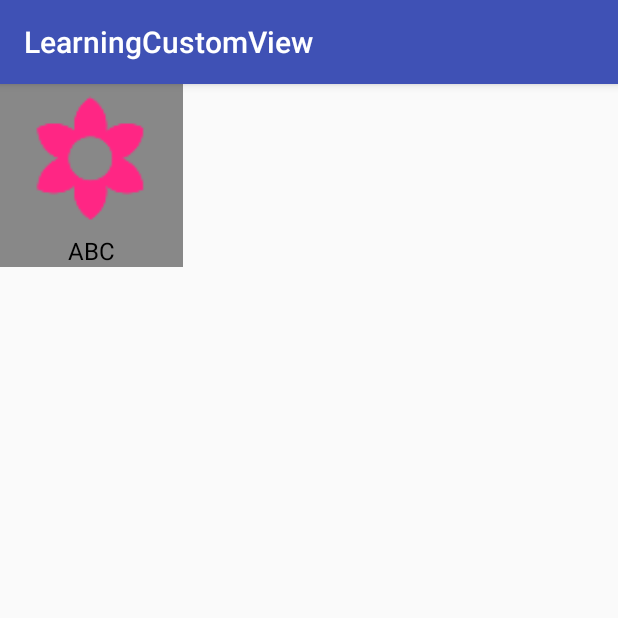
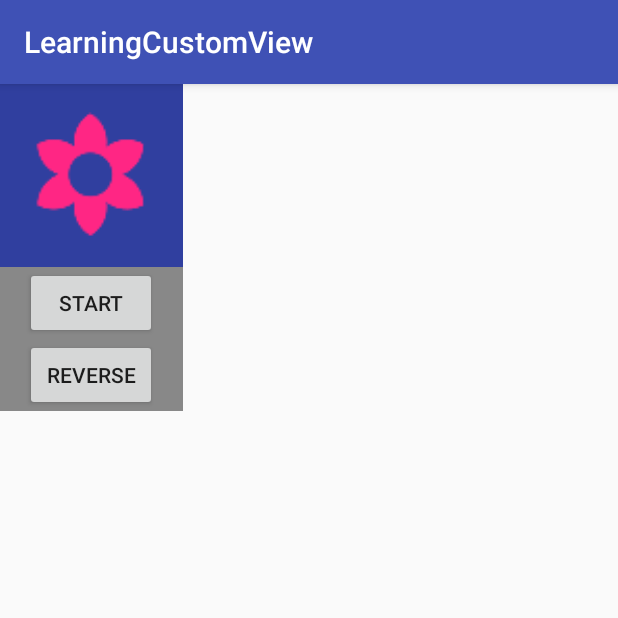
Before and after one commit to gaoyuyu/LearningCustomView, an Android app: the ColorfulBarActivity screen opened directly, with no data from a screen before it, on a phone screen of 412 x 824 dp, the top half of it. Run offline under Robolectric (Android 15) with nearby library versions, the phone set to English and light mode, and no system bars.

Commit message:
记录状态，增加点击事件。

```diff
--- a/app/src/main/java/com/gaoyy/learningcustomview/ui/ColorfulBarActivity.java
+++ b/app/src/main/java/com/gaoyy/learningcustomview/ui/ColorfulBarActivity.java
@@ -4,6 +4,7 @@ import android.os.Bundle;
 import android.support.v7.app.AppCompatActivity;
 
 import com.gaoyy.learningcustomview.R;
+import com.gaoyy.learningcustomview.view.AnimItemV;
 
 public class ColorfulBarActivity extends AppCompatActivity
 {
@@ -27,14 +28,16 @@ public class ColorfulBarActivity extends AppCompatActivity
     {
         super.onCreate(savedInstanceState);
         setContentView(R.layout.activity_colorful_bar01);
-//        final AnimItem animItem = (AnimItem) findViewById(R.id.item);
+        final AnimItemV animItem = (AnimItemV) findViewById(R.id.item);
 //        Button start = (Button)findViewById(R.id.start);
 //        start.setOnClickListener(new View.OnClickListener()
 //        {
 //            @Override
 //            public void onClick(View view)
 //            {
+//
 //                animItem.startAnim();
+//                Log.i("Test","start-->"+(int)animItem.getTag());
 //            }
 //        });
 //        Button reverse = (Button)findViewById(R.id.reverse);
@@ -44,6 +47,7 @@ public class ColorfulBarActivity extends AppCompatActivity
 //            public void onClick(View view)
 //            {
 //                animItem.reverseAnim();
+//                Log.i("Test","reverse-->"+(int)animItem.getTag());
 //            }
 //        });
 
--- a/app/src/main/java/com/gaoyy/learningcustomview/view/AnimItemV.java
+++ b/app/src/main/java/com/gaoyy/learningcustomview/view/AnimItemV.java
@@ -17,10 +17,16 @@ import android.widget.TextView;
  * Created by gaoyy on 2017/2/21.
  */
 
-public class AnimItemV extends ViewGroup
+public class AnimItemV extends ViewGroup implements View.OnClickListener
 {
+
+
+
     private ImageView icon;
     private TextView text;
+
+    //1-icon,2-icon+text
+    private int status=1;
 
     private static final String TAG = AnimItemV.class.getSimpleName();
 
@@ -37,19 +43,23 @@ public class AnimItemV extends ViewGroup
     public AnimItemV(Context context, AttributeSet attrs, int defStyleAttr)
     {
         super(context, attrs, defStyleAttr);
+        setOnClickListener(this);
     }
 
     @TargetApi(Build.VERSION_CODES.LOLLIPOP)
     public AnimItemV(Context context, AttributeSet attrs, int defStyleAttr, int defStyleRes)
     {
         super(context, attrs, defStyleAttr, defStyleRes);
+        setOnClickListener(this);
     }
 
     @Override
     protected void onMeasure(int widthMeasureSpec, int heightMeasureSpec)
     {
+        setTag(1);
         int childCount = getChildCount();
         Log.i(TAG, "childCount-->" + childCount);
+        Log.e(TAG, "setTag(1);-->" + (int)getTag());
 
         int widthMode = MeasureSpec.getMode(widthMeasureSpec);
         int sizeWidth = MeasureSpec.getSize(widthMeasureSpec);
@@ -167,8 +177,6 @@ public class AnimItemV extends ViewGroup
 //            text.layout(lc1,tc1-tc,rc1,bc1-tc);
             text.layout(lc1,tc1,rc1,bc1);
 
-        startAnim();
-        reverseAnim();
 
 
 //        }
@@ -183,17 +191,19 @@ public class AnimItemV extends ViewGroup
 
         Log.e(TAG,"startAnim tc-->"+tc);
         //icon Y轴向上移动tc
-        ObjectAnimator iconYAnim = ObjectAnimator.ofFloat(icon,"TranslationY",-tc).setDuration(1000);
+        ObjectAnimator iconYAnim = ObjectAnimator.ofFloat(icon,"TranslationY",-tc).setDuration(500);
 
         //text透明度从0变到1
-        ObjectAnimator textAlphaAnim = ObjectAnimator.ofFloat(text,"Alpha",text.getAlpha(),1.0f).setDuration(1000);
+        ObjectAnimator textAlphaAnim = ObjectAnimator.ofFloat(text,"Alpha",text.getAlpha(),1.0f).setDuration(500);
         //text Y轴向上移动tc
-        ObjectAnimator textYAnim = ObjectAnimator.ofFloat(text,"TranslationY",-tc).setDuration(1000);
+        ObjectAnimator textYAnim = ObjectAnimator.ofFloat(text,"TranslationY",-tc).setDuration(500);
 
 
         AnimatorSet animatorSet = new AnimatorSet();
         animatorSet.playTogether(iconYAnim,textAlphaAnim,textYAnim);
         animatorSet.start();
+
+        setTag(2);
 
 
     }
@@ -211,20 +221,20 @@ public class AnimItemV extends ViewGroup
          *注意这里是0，因为是-tc+tc，所以是0
          */
         //icon Y轴向下移动0
-        ObjectAnimator iconYAnim = ObjectAnimator.ofFloat(icon,"TranslationY",0).setDuration(1000);
+        ObjectAnimator iconYAnim = ObjectAnimator.ofFloat(icon,"TranslationY",0).setDuration(500);
 
         //text透明度从1变到0
-        ObjectAnimator textAlphaAnim = ObjectAnimator.ofFloat(text,"Alpha",text.getAlpha(),0.0f).setDuration(1000);
+        ObjectAnimator textAlphaAnim = ObjectAnimator.ofFloat(text,"Alpha",text.getAlpha(),0.0f).setDuration(500);
         //text Y轴向下移动0
-        ObjectAnimator textYAnim = ObjectAnimator.ofFloat(text,"TranslationY",0).setDuration(1000);
+        ObjectAnimator textYAnim = ObjectAnimator.ofFloat(text,"TranslationY",0).setDuration(500);
 
 
         AnimatorSet animatorSet = new AnimatorSet();
         animatorSet.playTogether(iconYAnim,textAlphaAnim,textYAnim);
-        animatorSet.setStartDelay(2500);
         animatorSet.start();
 
-//        invalidate();
+        setTag(1);
+
     }
 
 
@@ -240,4 +250,17 @@ public class AnimItemV extends ViewGroup
     {
         return new MarginLayoutParams(getContext(), attrs);
     }
+
+    @Override
+    public void onClick(View view)
+    {
+        if((int)getTag() == 1)
+        {
+            startAnim();
+        }
+        else if((int)getTag() == 2)
+        {
+            reverseAnim();
+        }
+    }
 }
--- a/app/src/main/res/layout/activity_colorful_bar01.xml
+++ b/app/src/main/res/layout/activity_colorful_bar01.xml
@@ -8,12 +8,14 @@
     android:layout_height="wrap_content"
     android:background="#888888"
     android:gravity="center"
-    android:orientation="horizontal"
+    android:orientation="vertical"
     tools:context="com.gaoyy.learningcustomview.ui.ColorfulBarActivity">
 
 
     <com.gaoyy.learningcustomview.view.AnimItemV
+        android:id="@id/item"
         android:layout_width="wrap_content"
+        android:background="@color/colorPrimaryDark"
         android:layout_height="wrap_content">
 
 
@@ -31,4 +33,15 @@
 
     </com.gaoyy.learningcustomview.view.AnimItemV>
 
+    <Button
+        android:id="@+id/start"
+        android:layout_width="wrap_content"
+        android:text="start"
+        android:layout_height="wrap_content"/>
+    <Button
+        android:id="@+id/reverse"
+        android:layout_width="wrap_content"
+        android:text="reverse"
+        android:layout_height="wrap_content"/>
+
 </LinearLayout>
```
